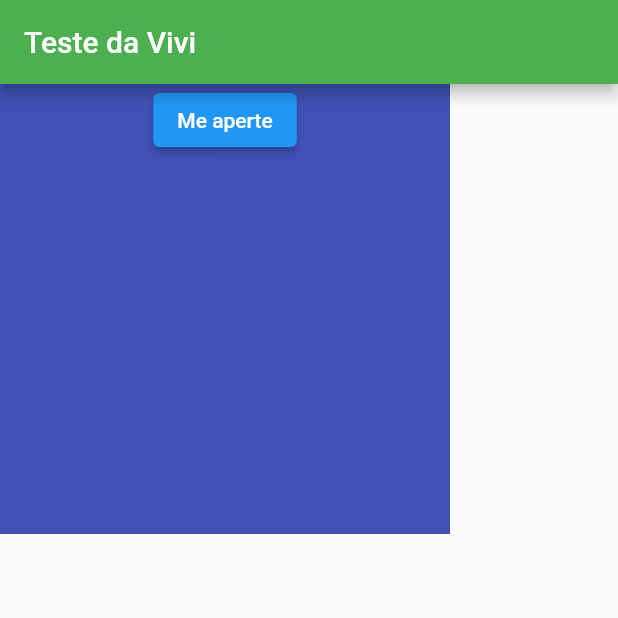
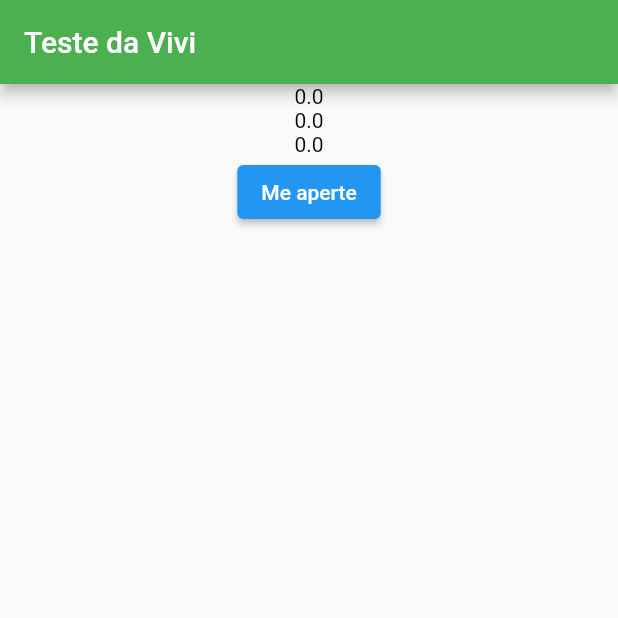
Before and after one commit to wiwiaR/location, a Flutter app: the screen it shows after launch, on a phone screen of 412 x 824 dp, the top half of it. Run offline on Flutter 3.47's test engine with Material 2 defaults, Android fonts, the phone set to English and light mode, and no system bars; our stand-ins replace google_maps_flutter, location; missing offline and left inert: flutter_polyline_points.

Commit message:
chore: realtime location update

```diff
--- a/lib/main.dart
+++ b/lib/main.dart
@@ -1,4 +1,5 @@
 import 'package:flutter/material.dart';
+import 'package:teste_voo/order_tracking_page.dart';
 
 import 'my_location.dart';
 
--- a/lib/my_location.dart
+++ b/lib/my_location.dart
@@ -13,19 +13,14 @@ class MyLocation extends StatefulWidget {
 class _MyLocationState extends State<MyLocation> {
   Location location = Location();
   LocationData? _currentPosition;
-  bool _pressed = false;
-  double? lat = 0;
-  double? lon = 0;
+  double latitudeAtual = 0;
+  double longitudeAtual = 0;
+  double altitudeAtual = 0;
 
   @override
   void initState() {
+    getLoc();
     super.initState();
-
-    Timer.periodic(const Duration(milliseconds: 1000), (timer) {
-      setState(() {
-        getLoc();
-      });
-    });
   }
 
   @override
@@ -37,35 +32,66 @@ class _MyLocationState extends State<MyLocation> {
           backgroundColor: Colors.green,
           title: const Text('Teste da Vivi'),
         ),
-        body: Container(
-          width: 300,
-          height: 300,
-          color: Colors.indigo,
+        body: Center(
           child: Column(
             children: [
-              if (_currentPosition != null)
-                Text('${_currentPosition!.latitude}',
-                    style: const TextStyle(color: Colors.white)),
-              if (_currentPosition != null)
-                Text('${_currentPosition!.longitude}',
-                    style: const TextStyle(color: Colors.white)),
-              if (_currentPosition != null)
-                Text('${_currentPosition!.altitude}',
-                    style: const TextStyle(color: Colors.white)),
+              Text(
+                '$latitudeAtual',
+                style: const TextStyle(color: Colors.black),
+              ),
+              Text(
+                '$longitudeAtual',
+                style: const TextStyle(color: Colors.black),
+              ),
+              Text(
+                '$altitudeAtual',
+                style: const TextStyle(color: Colors.black),
+              ),
               ElevatedButton(
                 onPressed: () {
                   getLoc();
                   Navigator.push(
-                      context,
-                      MaterialPageRoute(
-                          builder: (context) => const OrderTrackingPage()));
-                  _pressed = !_pressed;
+                    context,
+                    MaterialPageRoute(
+                      builder: (context) => const OrderTrackingPage(),
+                    ),
+                  );
                 },
                 child: const Text('Me aperte'),
-              )
+              ),
             ],
           ),
         ),
+        // : Container(
+        //     width: 300,
+        //     height: 300,
+        //     color: Colors.indigo,
+        //     child: Column(
+        //       children: [
+        //         // if (_currentPosition != null)
+        //         Text('$latitudeAtual',
+        //             style: const TextStyle(color: Colors.white)),
+        //         // if (_currentPosition != null)
+        //         Text('$longitudeAtual',
+        //             style: const TextStyle(color: Colors.white)),
+        //         // if (_currentPosition != null)
+        //         Text('$altitudeAtual',
+        //             style: const TextStyle(color: Colors.white)),
+        //         ElevatedButton(
+        //           onPressed: () {
+        //             getLoc();
+        //             Navigator.push(
+        //               context,
+        //               MaterialPageRoute(
+        //                 builder: (context) => const OrderTrackingPage(),
+        //               ),
+        //             );
+        //           },
+        //           child: const Text('Me aperte'),
+        //         )
+        //       ],
+        //     ),
+        //   ),
       ),
     );
   }
@@ -88,9 +114,19 @@ class _MyLocationState extends State<MyLocation> {
         return;
       }
     }
-    if (!_pressed) {
-      _currentPosition = await location.getLocation();
-    }
-    //debugPrint(_currentPosition.toString());
+    location.getLocation().then(
+      (location) {
+        _currentPosition = location;
+      },
+    );
+    location.onLocationChanged.listen(
+      (newLoc) {
+        _currentPosition = newLoc;
+        latitudeAtual = _currentPosition!.latitude!;
+        longitudeAtual = _currentPosition!.longitude!;
+        altitudeAtual = _currentPosition!.altitude!;
+        setState(() {});
+      },
+    );
   }
 }
```
Also changed, not shown: lib/order_tracking_page.dart (+66 -16 lines).
